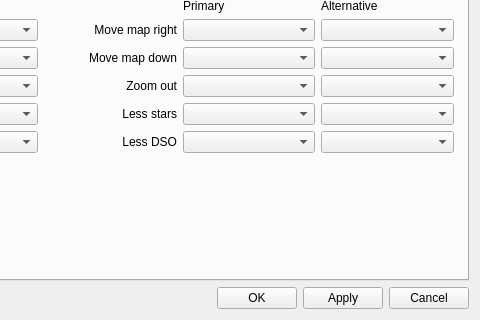
This is csetting.ui in PavelMr/skytechx as Qt 5 draws it before an edit; both pictures show x 398 to 878 and y 183 to 503 of the 878 by 503 pixel window. The edited form follows.
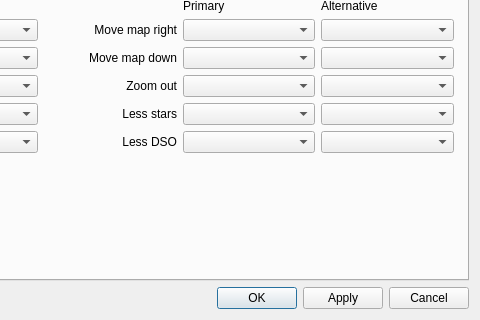
This is the edited form. Custom widgets are drawn as their Qt base class.

What changed in the file:
```diff
--- a/csetting.ui
+++ b/csetting.ui
@@ -4034,6 +4034,9 @@
        <property name="text">
         <string>OK</string>
        </property>
+       <property name="default">
+        <bool>true</bool>
+       </property>
       </widget>
      </item>
      <item>
```
